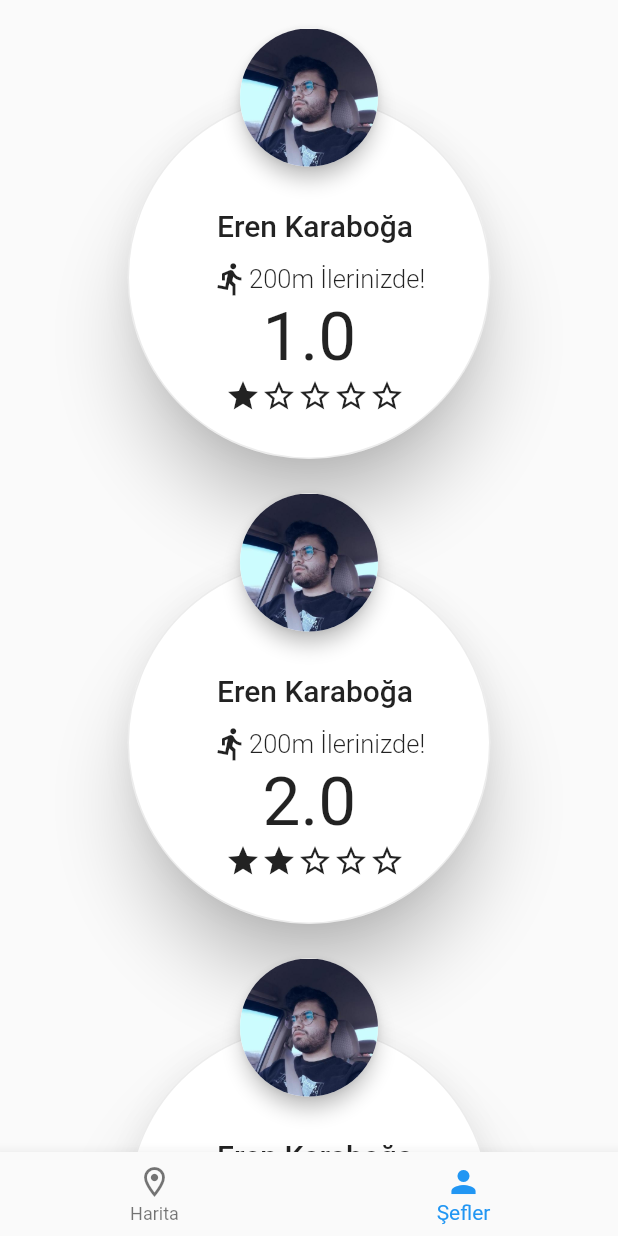
After one commit to erenkaraboga/KimYapar, a Flutter app: the screen it shows after launch, item 2 of the bottom bar chosen, on a phone screen of 412 x 824 dp. The commit adds this screen. Run offline on Flutter 3.47's test engine with Material 2 defaults, Android fonts, the light colour scheme and no system bars; our stand-ins replace cloud_firestore, firebase_core, geolocator, google_maps_flutter; missing offline and left inert: custom_info_window, custom_marker; accounts and stored records are empty.

Commit message:
ChefsListAdded

```diff
--- /dev/null
+++ b/lib/pages/chefs.dart
@@ -0,0 +1,34 @@
+import 'package:flutter/material.dart';
+import 'package:kimyapar/models/chefmodel.dart';
+import 'package:kimyapar/product/widgets/chefWidget.dart';
+
+class ChefsList extends StatefulWidget {
+  const ChefsList({Key? key}) : super(key: key);
+
+  @override
+  State<ChefsList> createState() => _ChefsListState();
+}
+
+class _ChefsListState extends State<ChefsList> {
+  @override
+  Widget build(BuildContext context) {
+    return Scaffold(
+      body: ListView(
+        children: [
+          ChefContainer(
+              chefModel:
+                  ChefModel('assets/images/eren.jpg', "Eren Karaboğa", 200, 1)),
+          ChefContainer(
+              chefModel:
+                  ChefModel('assets/images/eren.jpg', "Eren Karaboğa", 200, 2)),
+          ChefContainer(
+              chefModel:
+                  ChefModel('assets/images/eren.jpg', "Eren Karaboğa", 200, 3)),
+          ChefContainer(
+              chefModel:
+                  ChefModel('assets/images/eren.jpg', "Eren Karaboğa", 200, 4)),
+        ],
+      ),
+    );
+  }
+}
--- a/lib/pages/navibarPage.dart
+++ b/lib/pages/navibarPage.dart
@@ -1,5 +1,6 @@
 import 'package:flutter/material.dart';
 import 'package:kimyapar/languages/tr.dart';
+import 'package:kimyapar/pages/chefs.dart';
 import 'package:kimyapar/pages/mapPage.dart';
 
 class NaviBarPage extends StatefulWidget {
@@ -9,7 +10,7 @@ class NaviBarPage extends StatefulWidget {
   State<NaviBarPage> createState() => _NaviBarPageState();
 }
 
-final screens = [MapPage(),];
+final screens = [MapPage(),ChefsList()];
 final List<BottomNavigationBarItem> items = [
   BottomNavigationBarItem(
       icon: Icon(Icons.location_on_outlined), label: Tr.map),
--- a/pubspec.yaml
+++ b/pubspec.yaml
@@ -39,6 +39,9 @@ dependencies:
   geolocator: ^9.0.1
   google_maps_flutter: ^2.1.8
   persistent_bottom_nav_bar: ^4.0.2
+  custom_marker: ^1.0.0
+  http: ^0.13.4
+  custom_info_window: ^1.0.1
 
 dev_dependencies:
   flutter_test:
```
Also changed, not shown: lib/product/widgets/chefMapWidget.dart (added, +23 -0 lines), lib/constants/styles.dart (line endings or trailing spaces), pubspec.lock, 1 other file.
